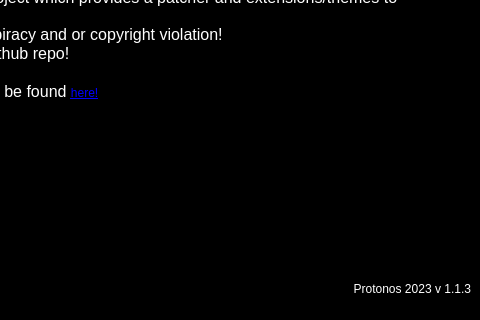
The window that res/manager.ui (Protonosgit/Spicetify_Installer) describes before a commit, drawn with Qt 5; both pictures show x 320 to 800 and y 130 to 450 of the 800 by 450 pixel window.
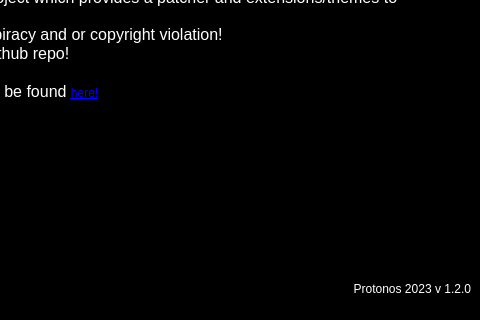
The same window after the commit. The open tabs and pages were chosen to show the change. Icons and pictures are not drawn.

Commit message: Removed splash screen and moved all logic from main and splash to manager file

```diff
--- a/res/manager.ui
+++ b/res/manager.ui
@@ -706,7 +706,7 @@
        <string notr="true">color:white;</string>
       </property>
       <property name="text">
-       <string>Protonos 2023 v 1.1.3</string>
+       <string>Protonos 2023 v 1.2.0</string>
       </property>
       <property name="alignment">
        <set>Qt::AlignRight|Qt::AlignTrailing|Qt::AlignVCenter</set>
```
The commit also changes 4 other files.
